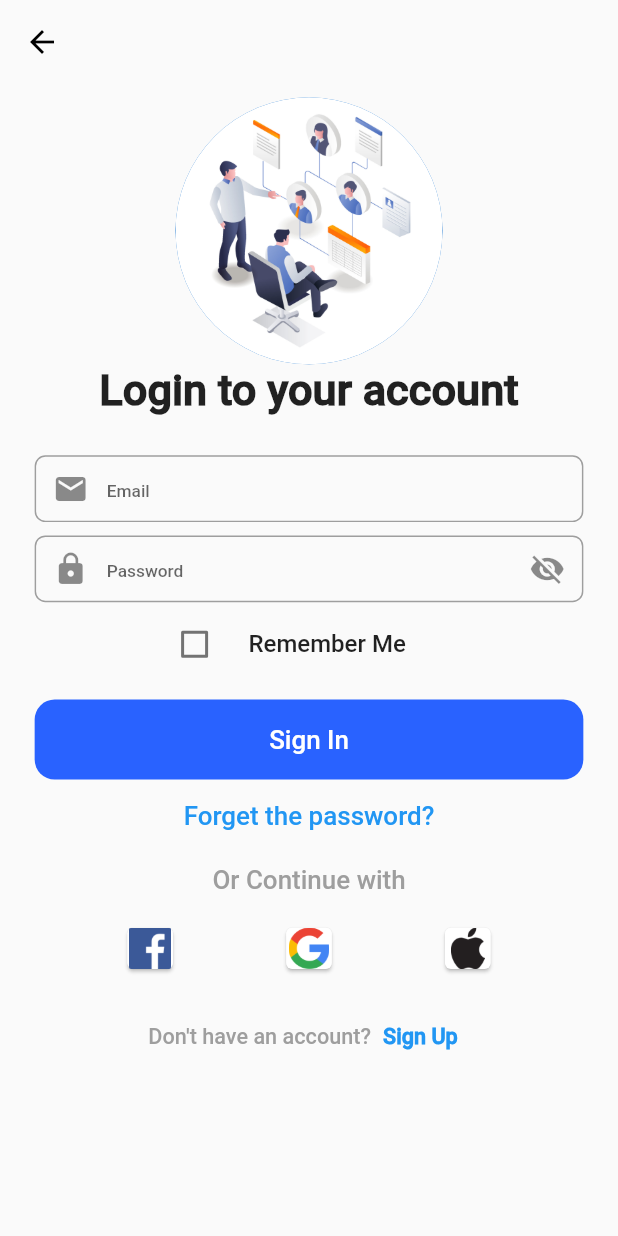
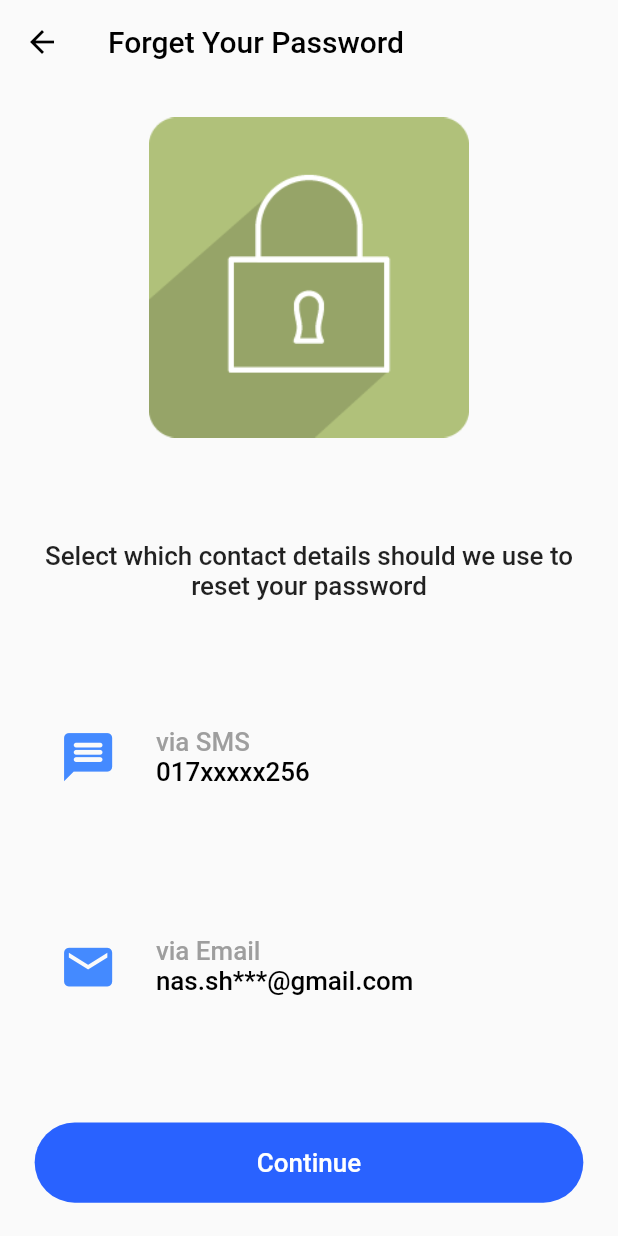
Before and after one commit to NasShihab/medica, a Flutter app: the login screen opened by its route, after a tap on "Forget the password?", on a phone screen of 412 x 824 dp. Run offline on Flutter 3.47's test engine with Material 2 defaults, Android fonts, the phone set to English and light mode, and no system bars; our stand-ins replace flutter_screenutil, pin_code_fields.

Commit message:
forget_password

```diff
--- /dev/null
+++ b/lib/pages/forget_password/forget_password.dart
@@ -0,0 +1,169 @@
+import 'package:flutter/material.dart';
+import 'package:flutter_screenutil/flutter_screenutil.dart';
+
+import '../firstPage.dart';
+
+class forget_password extends StatelessWidget {
+  const forget_password({Key? key}) : super(key: key);
+
+  @override
+  Widget build(BuildContext context) {
+    return Scaffold(
+      resizeToAvoidBottomInset: false,
+      extendBodyBehindAppBar: true,
+      appBar: AppBar(
+        title: const Text(
+          'Forget Your Password',
+          style: TextStyle(color: Colors.black),
+        ),
+        elevation: 0,
+        backgroundColor: Colors.transparent,
+        leading: IconButton(
+            onPressed: () {
+              Navigator.of(context).push(MaterialPageRoute(
+                  builder: (BuildContext context) => const firstPage()));
+            },
+            icon: const Icon(
+              Icons.arrow_back,
+              color: Colors.black,
+            )),
+      ),
+      body: SafeArea(
+          child: Padding(
+            padding: EdgeInsets.symmetric(horizontal: 24.w, vertical: 25.h),
+            child: Column(
+              mainAxisAlignment: MainAxisAlignment.spaceBetween,
+              children: [
+                CircleAvatar(
+                  radius: 120.r,
+                  backgroundColor: Colors.transparent,
+                  child: Image.asset('assets/images/phone_security.png'),
+                ),
+                Flexible(
+                  child: Text(
+                    'Select which contact details should we use to reset your password',
+                    textAlign: TextAlign.center,
+                    style: TextStyle(fontSize: 18.sp),
+                  ),
+                ),
+                GestureDetector(
+                  onTap: (){},
+                  child: Row(
+                    children: [
+                      CircleAvatar(
+                        radius: 40.r,
+                        backgroundColor: Colors.transparent,
+                        child: Icon(Icons.message_rounded,size: 40.sp ,color: Colors.blueAccent,),
+                      ),
+                      SizedBox(width: 10.w),
+                      Padding(
+                        padding: EdgeInsets.symmetric(vertical: 14.h),
+                        child: Flexible(
+                          child: Column(
+                            mainAxisAlignment: MainAxisAlignment.spaceBetween,
+                            crossAxisAlignment: CrossAxisAlignment.start,
+                            children: [
+                              Text('via SMS', style: TextStyle(fontSize: 18.sp, color: Colors.grey),),
+                              SizedBox(width: 10.w),
+                              Text("017xxxxx256", style: TextStyle(fontSize: 18.sp, color: Colors.black),),
+                            ],
+                          ),
+                        ),
+                      ),
+                    ],
+                  ),
+                ),
+                Row(
+                  children: [
+                    CircleAvatar(
+                      radius: 40.r,
+                      backgroundColor: Colors.transparent,
+                      child: Icon(Icons.mail,size: 40.sp ,color: Colors.blueAccent,),
+                    ),
+                    SizedBox(width: 10.w),
+                    Padding(
+                      padding: EdgeInsets.symmetric(vertical: 14.h),
+                      child: Flexible(
+                        child: Column(
+                          mainAxisAlignment: MainAxisAlignment.spaceBetween,
+                          crossAxisAlignment: CrossAxisAlignment.start,
+                          children: [
+                            Text('via Email', style: TextStyle(fontSize: 18.sp, color: Colors.grey),),
+                            SizedBox(width: 10.w),
+                            Text("nas.sh***@gmail.com", style: TextStyle(fontSize: 18.sp, color: Colors.black),),
+                          ],
+                        ),
+                      ),
+                    ),
+                  ],
+                ),
+                //TextButton
+                SizedBox(
+                  height: 60.h,
+                  width: double.infinity,
+                  child: TextButton(
+                      onPressed: () {
+                        showDialog(
+                            context: context,
+                            builder: (context) => AlertDialog(
+                              shape: RoundedRectangleBorder(
+                                  borderRadius: BorderRadius.all(Radius.circular(30.r))
+                              ),
+                              content: SizedBox(
+                                height: 500.h,
+                                child: Column(
+                                  mainAxisAlignment: MainAxisAlignment.spaceBetween,
+                                  children:  [
+                                    Flexible(
+                                      child: CircleAvatar(
+                                        radius: 120.r,
+                                        backgroundColor: Colors.transparent,
+                                        backgroundImage: const AssetImage('assets/images/profile2.png'),
+                                      ),
+                                    ),
+                                    Flexible(
+                                      child: Text('Congratulations', style: TextStyle(
+                                          fontWeight: FontWeight.bold,
+                                          fontSize: 24.sp, color: Colors.blueAccent[700]
+                                      ),),
+                                    ),
+                                    Flexible(
+                                      child: Text('Your account is ready to use. You will be redirected to HomePage',
+                                        style: TextStyle(color: Colors.grey,fontSize: 18.sp),
+                                        textAlign: TextAlign.center,),
+                                    ),
+                                    Flexible(
+                                      child: CircleAvatar(
+                                          radius: 40.r,
+                                          backgroundColor: Colors.transparent,
+                                          backgroundImage: const AssetImage('assets/images/loading.png')),
+                                    ),
+                                  ],
+                                ),
+                              ),
+                            ));
+                      },
+                      style: ButtonStyle(
+                        backgroundColor:
+                        MaterialStateProperty.all(Colors.blueAccent[700]),
+                        foregroundColor:
+                        MaterialStateProperty.all(Colors.white),
+                        padding: MaterialStateProperty.all(
+                            EdgeInsets.symmetric(vertical: 14.h)),
+                        shape:
+                        MaterialStateProperty.all<RoundedRectangleBorder>(
+                            RoundedRectangleBorder(
+                                borderRadius:
+                                BorderRadius.circular(50.r))),
+                      ),
+                      child: Text(
+                        'Continue',
+                        style: TextStyle(fontSize: 18.sp),
+                      )),
+                ),
+              ],
+            ),
+          )),
+    );
+  }
+}
--- a/lib/pages/login/login.dart
+++ b/lib/pages/login/login.dart
@@ -92,7 +92,9 @@ class login extends StatelessWidget {
                       )),
                 ),
                 TextButton(
-                    onPressed: (){},
+                    onPressed: (){
+                      Navigator.pushNamed(context, '/forget_password');
+                    },
                     child: Text('Forget the password?',
                       style: TextStyle(
                           fontSize: 18.sp,
--- a/lib/pages/main.dart
+++ b/lib/pages/main.dart
@@ -1,5 +1,6 @@
 import 'package:flutter/material.dart';
 import 'package:flutter_screenutil/flutter_screenutil.dart';
+import 'package:medica/pages/forget_password/forget_password.dart';
 import 'package:medica/pages/login/login.dart';
 import 'package:medica/pages/login/welcome.dart';
 import 'package:medica/pages/signUp/create_pin.dart';
@@ -28,6 +29,7 @@ class MyApp extends StatelessWidget {
           '/fill_profile' : (context) => const fill_profile(),
           '/fingerprint' : (context) => const fingerprint(),
           '/create_pin' : (context) => const create_pin(),
+          '/forget_password' : (context) => const forget_password(),
         },
         theme: ThemeData(fontFamily: 'Roboto'),
         debugShowCheckedModeBanner: false,
```
Also changed, not shown: lib/pages/firstPage.dart (+37 -20 lines), assets/images/phone_security.png (added).
